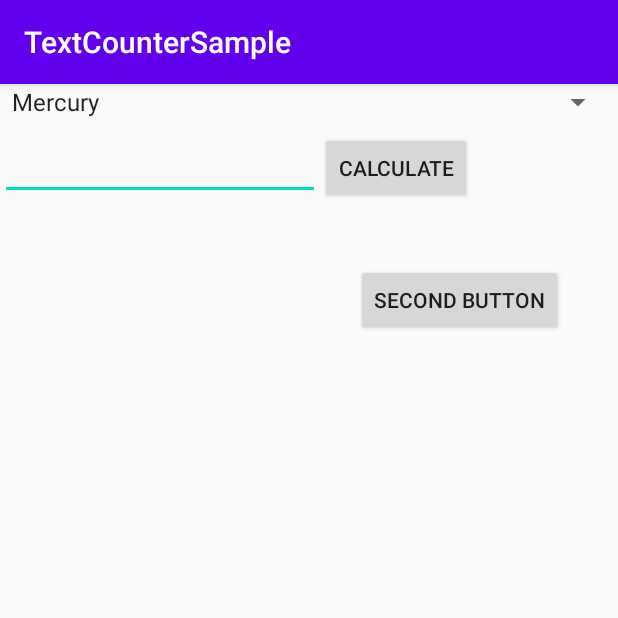
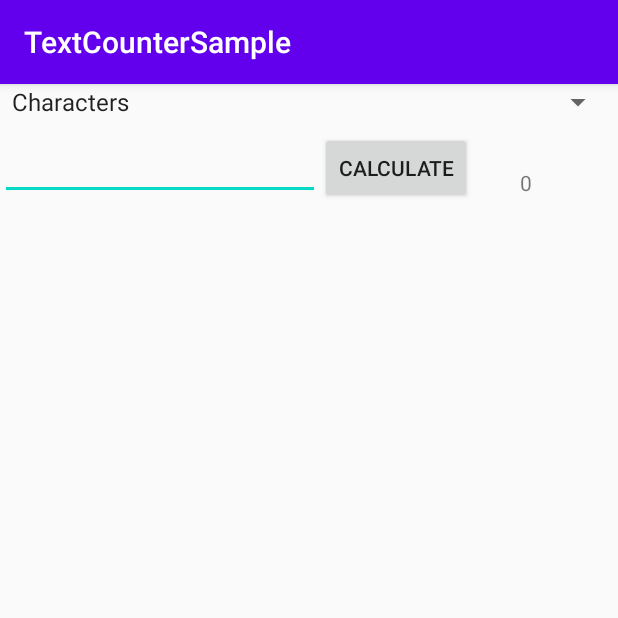
Before and after one commit to monikasil/Lab_4_Testing, an Android app: the screen it shows after launch (MainActivity), after a tap on "CALCULATE", on a phone screen of 412 x 824 dp, the top half of it. Run offline under Robolectric (Android 15) with nearby library versions, the phone set to English and light mode, and no system bars.

Commit message:
Užbaigtas laboratorinis darbas. Pridėta žodžių skaičiavimo klasė.

```diff
--- a/app/src/main/java/com/example/textcountersample/MainActivity.java
+++ b/app/src/main/java/com/example/textcountersample/MainActivity.java
@@ -8,6 +8,9 @@ import android.widget.EditText;
 import android.widget.Spinner;
 import android.widget.TextView;
 import android.widget.Toast;
+
+import com.example.textcountersample.utils.ElementsCalculator;
+import com.example.textcountersample.utils.WordCalculator;
 
 import java.util.ArrayList;
 
@@ -28,46 +31,35 @@ public class MainActivity extends AppCompatActivity {
         this.edUserInput = findViewById(R.id.edUserInput);
         this.tvOutput = findViewById(R.id.tvOutput);
 
-        /*ArrayList<String> selectionOptionsList = new ArrayList<>();
-        selectionOptionsList.add("Words");
-        selectionOptionsList.add("Chars");
-        ArrayAdapter<String> arrayAdapter = new ArrayAdapter<String>(this, android.R.layout.simple_spinner_item, selectionOptionsList);
-         */
-
         //spinner
-        ArrayAdapter<CharSequence> arrayAdapter = ArrayAdapter.createFromResource(this, R.array.planets_array, android.R.layout.simple_spinner_item);
-
+        ArrayAdapter<CharSequence> arrayAdapter = ArrayAdapter.createFromResource(this, R.array.calc_type_array, android.R.layout.simple_spinner_item);
         arrayAdapter.setDropDownViewResource(android.R.layout.simple_spinner_dropdown_item);
         this.ddSelection.setAdapter(arrayAdapter);
     }
 
     public void btnCalculateOnClick(View view) {
-        EditText edUserInput = findViewById(R.id.edUserInput);
-        TextView tvOutput = findViewById(R.id.tvOutput);
+
         String userInputText = edUserInput.getText().toString();
+        String selection = this.ddSelection.getSelectedItem().toString();
+        String charSelectionOption = getResources().getString(R.string.char_selection);
 
-        String selection = this.ddSelection.getSelectedItem().toString();
-        String resValue = getResources().getString(R.string.char_selection);
-        //int resId = R.string.char_selection;
+        //method for character counters output
+        if (selection.equalsIgnoreCase(charSelectionOption)) {
+            int count_char = ElementsCalculator.getCharsCount(userInputText);
+            tvOutput.setText(String.valueOf(count_char));
+            if (count_char == 0) {
+                Toast.makeText(this, "The field is empty!", Toast.LENGTH_SHORT).show();
+            }
+        }
 
-        Toast.makeText(this, (resValue), Toast.LENGTH_SHORT).show();
+        //method for words counters output
+        if (selection.equalsIgnoreCase(getResources().getString(R.string.word_selection))) {
+            int count = WordCalculator.getWordsCount(userInputText);
+            tvOutput.setText(String.valueOf(count));
+            if (count == 0) {
+                Toast.makeText(this, "The field is empty!", Toast.LENGTH_SHORT).show();
+            }
+        }
 
-        //String selection = this.ddSelection.getSelectedItem().toString();
-        if(selection.equalsIgnoreCase(resValue)){
-            int count = getCharsCount(userInputText);
-            tvOutput.setText(String.valueOf(count));
         }
-    }
-
-    public void btnCalculateOnClick2(View view) {
-        int count = getCharsCount("tekstas2");
-        tvOutput.setText(String.valueOf(count));
-    }
-
-    public static int getCharsCount(String inputText){
-        if(inputText != null){
-            return inputText.length();
-        }
-        return 0;
-    }
 }
--- a/app/src/main/java/com/example/textcountersample/utils/ElementsCalculator.java
+++ b/app/src/main/java/com/example/textcountersample/utils/ElementsCalculator.java
@@ -1,5 +1,8 @@
 package com.example.textcountersample.utils;
 
+import com.example.textcountersample.MainActivity;
+
+//Class for counting characters
 public class ElementsCalculator {
     public static int getCharsCount(String inputText) {
         if (inputText != null) {
--- a/app/src/main/java/com/example/textcountersample/utils/WordCalculator.java
+++ b/app/src/main/java/com/example/textcountersample/utils/WordCalculator.java
@@ -1,9 +1,14 @@
 package com.example.textcountersample.utils;
 
 import com.example.textcountersample.MainActivity;
-
+//Class for counting words
 public class WordCalculator {
-    public static int getRandomCount() {
-        return MainActivity.getCharsCount("tekstas");
+    public static int getWordsCount(String inputText) {
+        if (!inputText.equals("")) {
+            String[] words = inputText.split("\\s+");
+           return words.length;
+        }else {
+            return 0;
+        }
     }
 }
--- a/app/src/main/res/layout/activity_main.xml
+++ b/app/src/main/res/layout/activity_main.xml
@@ -43,16 +43,5 @@
         app:layout_constraintStart_toStartOf="parent"
         app:layout_constraintTop_toTopOf="parent" />
 
-    <Button
-        android:id="@+id/btnScnd"
-        android:layout_width="wrap_content"
-        android:layout_height="wrap_content"
-        android:layout_marginStart="24dp"
-        android:layout_marginLeft="24dp"
-        android:layout_marginTop="96dp"
-        android:onClick="btnCalculateOnClick2"
-        android:text="@string/btn_calculate_caption2"
-        app:layout_constraintStart_toEndOf="@+id/edUserInput"
-        app:layout_constraintTop_toBottomOf="@+id/ddSelection" />
 
 </androidx.constraintlayout.widget.ConstraintLayout>
--- a/app/src/main/res/values/strings.xml
+++ b/app/src/main/res/values/strings.xml
@@ -1,16 +1,10 @@
 <resources>
     <string name="app_name">TextCounterSample</string>
     <string name="btn_calculate_caption">Calculate</string>
-    <string name="btn_calculate_caption2">Second button</string>
-    <string name="char_selection">Char</string>
-    <string-array name="planets_array">
-        <item>Mercury</item>
-        <item>Venus</item>
-        <item>Earth</item>
-        <item>Mars</item>
-        <item>Jupiter</item>
-        <item>Saturn</item>
-        <item>Uranus</item>
-        <item>Neptune</item>
+    <string name="char_selection">Characters</string>
+    <string name="word_selection">Words</string>
+    <string-array name="calc_type_array">
+        <item>Characters</item>
+        <item>Words</item>
     </string-array>
 </resources>
```
